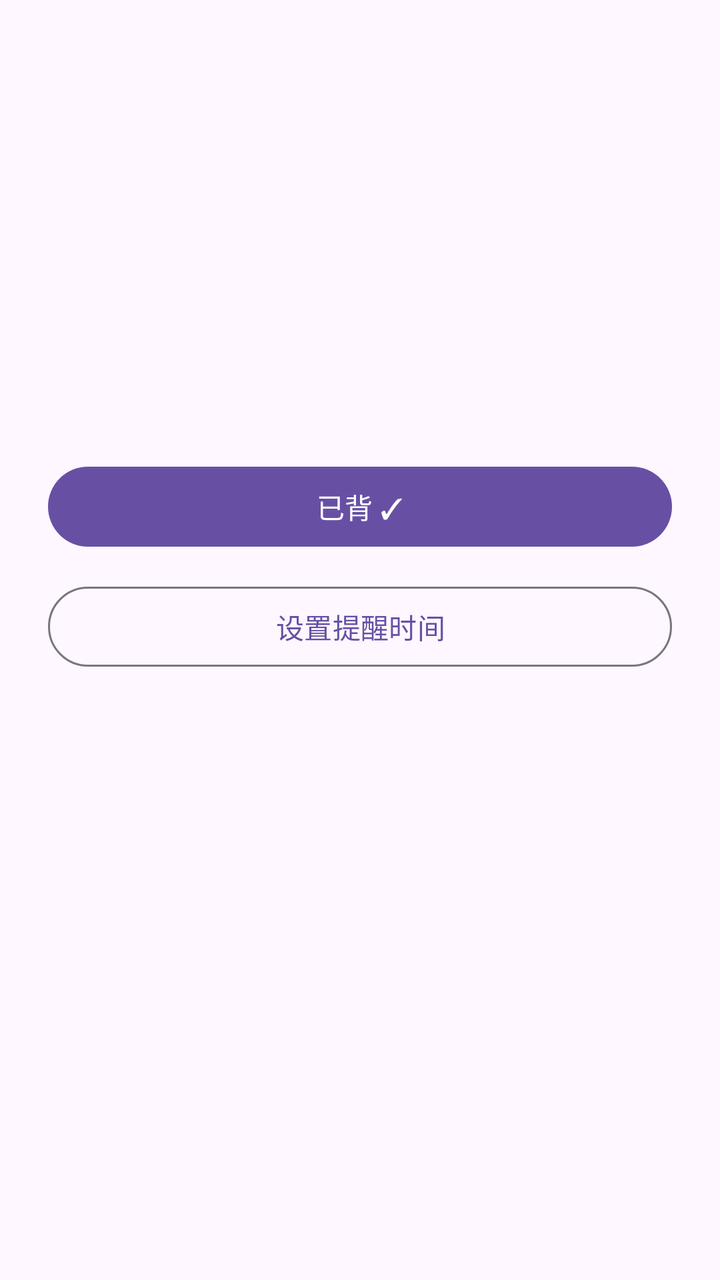
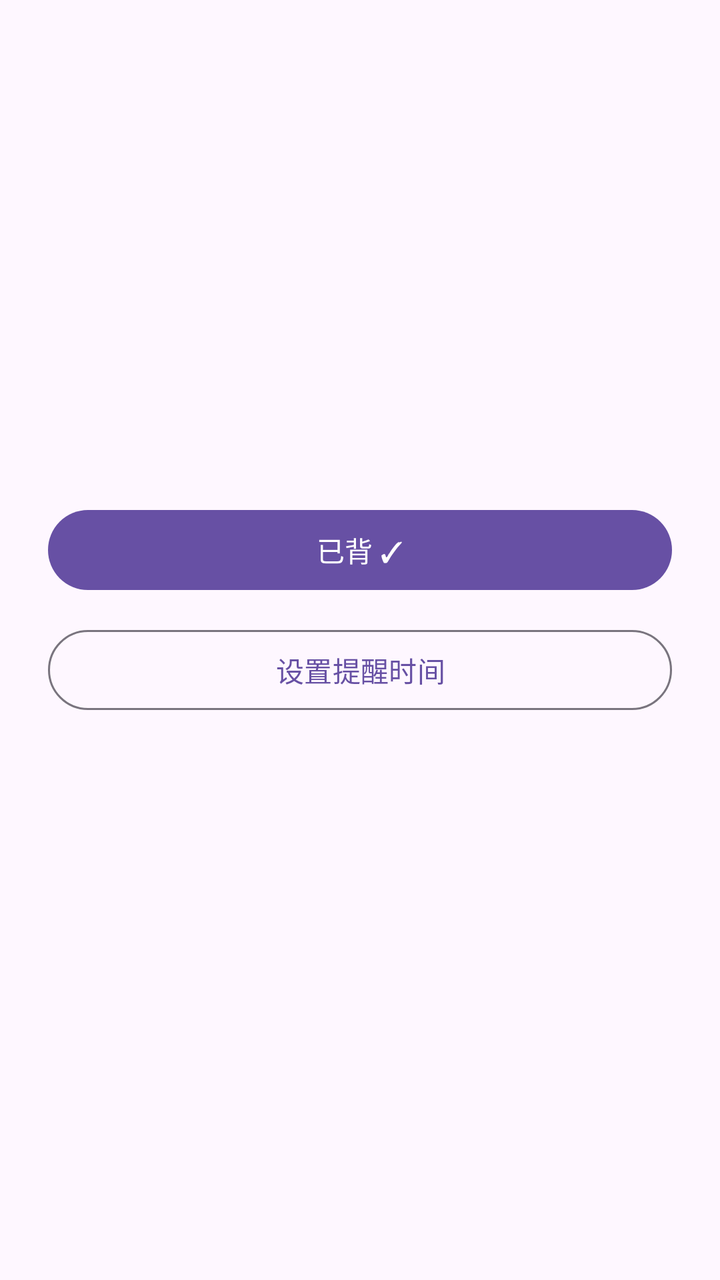

Before-and-after screenshots of an Android layout around one commit, followed by the original layout XML and the change that was made.
<!-- AndroidManifest.xml: application theme Theme.WordReminder -->
<!-- res/layout/activity_main.xml -->
<?xml version="1.0" encoding="utf-8"?>
<ScrollView xmlns:android="http://schemas.android.com/apk/res/android"
    android:layout_width="match_parent"
    android:layout_height="match_parent"
    android:background="?attr/colorSurface">

    <LinearLayout
        android:orientation="vertical"
        android:padding="24dp"
        android:layout_width="match_parent"
        android:layout_height="wrap_content">

        <TextView
            android:id="@+id/tvDate"
            android:layout_width="wrap_content"
            android:layout_height="wrap_content"
            android:textColor="?attr/colorPrimary"
            android:textSize="14sp" />

        <TextView
            android:id="@+id/tvWord"
            android:layout_width="match_parent"
            android:layout_height="wrap_content"
            android:layout_marginTop="8dp"
            android:textSize="40sp"
            android:textStyle="bold" />

        <TextView
            android:id="@+id/tvPhonetic"
            android:layout_width="match_parent"
            android:layout_height="wrap_content"
            android:textSize="16sp"
            android:textColor="#666666" />

        <TextView
            android:id="@+id/tvMeaning"
            android:layout_width="match_parent"
            android:layout_height="wrap_content"
            android:layout_marginTop="16dp"
            android:textSize="20sp" />

        <TextView
            android:id="@+id/tvExample"
            android:layout_width="match_parent"
            android:layout_height="wrap_content"
            android:layout_marginTop="12dp"
            android:textSize="15sp"
            android:textColor="#555555" />

        <Button
            android:id="@+id/btnDone"
            android:layout_width="match_parent"
            android:layout_height="wrap_content"
            android:layout_marginTop="28dp"
            android:text="已背 ✓" />

        <Button
            android:id="@+id/btnSettings"
            android:layout_width="match_parent"
            android:layout_height="wrap_content"
            android:layout_marginTop="12dp"
            android:text="设置提醒时间"
            style="?attr/materialButtonOutlinedStyle" />

        <TextView
            android:id="@+id/tvStreak"
            android:layout_width="match_parent"
            android:layout_height="wrap_content"
            android:layout_marginTop="24dp"
            android:textSize="16sp"
            android:textStyle="bold"
            android:gravity="center" />
    </LinearLayout>
</ScrollView>
<!-- resources referenced by this layout -->
<resources>
  <style name="Theme.WordReminder" parent="Theme.Material3.DayNight.NoActionBar">
          <item name="colorPrimary">@color/purple_500</item>
          <item name="colorPrimaryDark">@color/purple_700</item>
      </style>
  <color name="purple_500">#6750A4</color>
  <color name="purple_700">#21005D</color>
</resources>

<!-- the commit's change to res/layout/activity_main.xml (unified diff, before → after) -->
@@ -16,6 +16,14 @@
             android:layout_height="wrap_content"
             android:textColor="?attr/colorPrimary"
             android:textSize="14sp" />
+
+        <TextView
+            android:id="@+id/tvQueue"
+            android:layout_width="wrap_content"
+            android:layout_height="wrap_content"
+            android:layout_marginTop="4dp"
+            android:textSize="13sp"
+            android:textColor="#888888" />
 
         <TextView
             android:id="@+id/tvWord"
